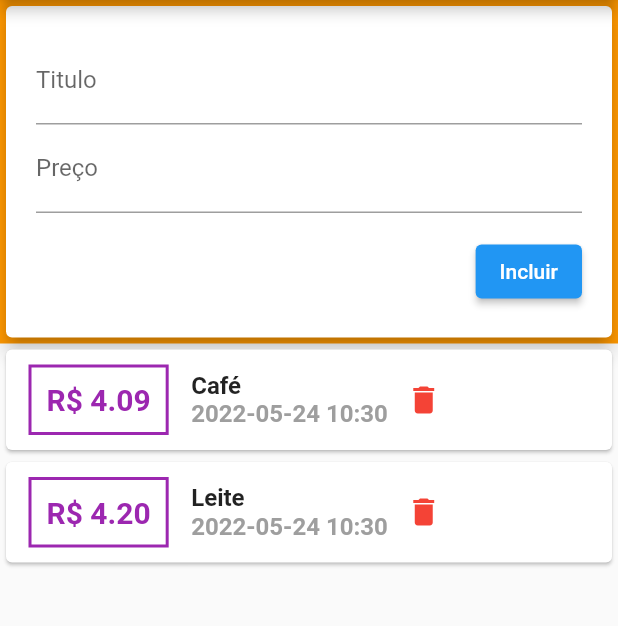
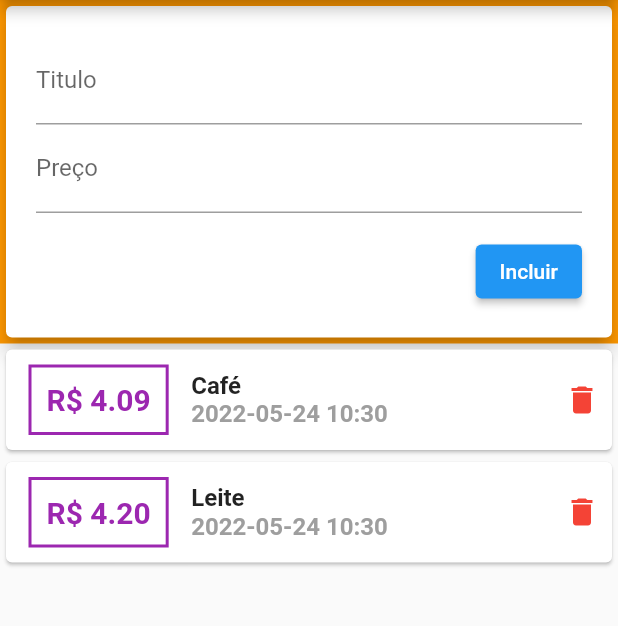
Before and after one commit to julywerneck/lddm, a Flutter app: the screen it shows after launch, on a phone screen of 412 x 824 dp, the part 84-710 px from its top. Run offline on Flutter 3.47's test engine with Material 2 defaults, Android fonts, the phone set to English and light mode, and no system bars.

Commit message:
adding delete

```diff
--- a/gastos/lib/Controller.dart
+++ b/gastos/lib/Controller.dart
@@ -39,7 +39,10 @@ class _ControllerState extends State<Controller> {
     return Column(
       //mainAxisAlignment: MainAxisAlignment.spaceAround,
       crossAxisAlignment: CrossAxisAlignment.stretch,
-      children: [NovaTransacao(addGasto), TransacoesWidget(transacoes)],
+      children: [
+        NovaTransacao(addGasto),
+        TransacoesWidget(transacoes, delGastos)
+      ],
     );
   }
 }
--- a/gastos/lib/TransacoesWidget.dart
+++ b/gastos/lib/TransacoesWidget.dart
@@ -4,7 +4,8 @@ import 'package:intl/intl.dart';
 
 class TransacoesWidget extends StatelessWidget {
   List<Transacao> transacoes;
-  TransacoesWidget(this.transacoes);
+  Function delGastos;
+  TransacoesWidget(this.transacoes, this.delGastos);
 
   @override
   Widget build(BuildContext context) {
@@ -15,6 +16,7 @@ class TransacoesWidget extends StatelessWidget {
                 children: transacoes.map((operacao) {
           return Card(
             child: Row(
+              mainAxisAlignment: MainAxisAlignment.spaceBetween,
               children: [
                 Container(
                     margin: const EdgeInsets.symmetric(
@@ -45,8 +47,12 @@ class TransacoesWidget extends StatelessWidget {
                     )
                   ],
                 ),
+                Spacer(),
                 IconButton(
-                    onPressed: () {},
+                    alignment: Alignment.centerRight,
+                    onPressed: () {
+                      delGastos(operacao.id);
+                    },
                     icon: const Icon(
                       Icons.delete,
                       color: Colors.red,
```
